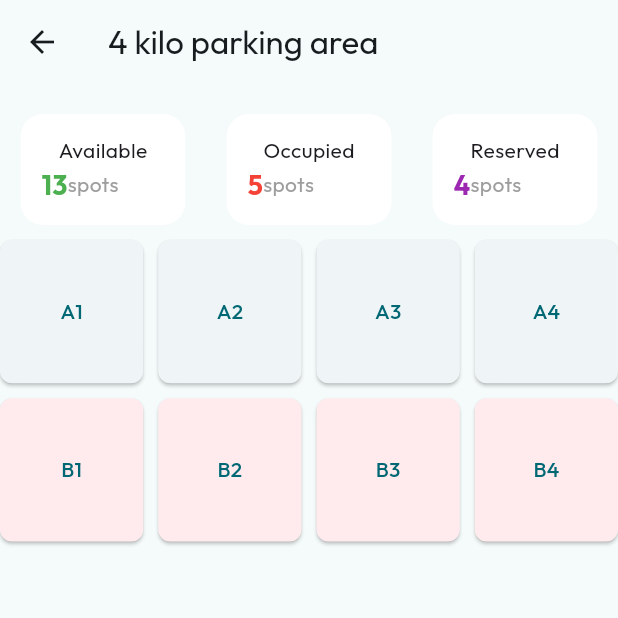
After one commit to yafetfaf07/warden-app, a Flutter app: the screen it shows after launch, after a tap on "AVAILABLE", on a phone screen of 412 x 824 dp, the top half of it. The commit adds this screen. Run offline on Flutter 3.47's test engine with Material 3 defaults, Android fonts, the light colour scheme and no system bars; our stand-ins replace google_fonts.

Commit message:
Refactor AssignedAreasCard to use GestureDetector for navigation; add ParkingAvenueDetails page and ParkingDetailedCard component

```diff
--- a/lib/components/assigned_areas_card.dart
+++ b/lib/components/assigned_areas_card.dart
@@ -1,11 +1,18 @@
 import 'package:flutter/material.dart';
+import 'package:warden_app/pages/parking_avenue_details_page.dart';
 
 class AssignedAreasCard extends StatelessWidget {
   const AssignedAreasCard({super.key});
 
   @override
   Widget build(BuildContext context) {
-    return Container(
+    return GestureDetector(
+      onTap: () {
+        Navigator.of(
+          context,
+        ).push(MaterialPageRoute(builder: (context) => ParkingAvenueDetails()));
+      },
+      child: Container(
         margin: EdgeInsets.symmetric(vertical: 20),
         padding: const EdgeInsets.all(24.0),
         decoration: BoxDecoration(
@@ -27,7 +34,11 @@ class AssignedAreasCard extends StatelessWidget {
                     SizedBox(width: 6),
                     Text(
                       "JUST NOW",
-                    style: TextStyle(color: Colors.grey, fontWeight: FontWeight.bold, fontSize: 12),
+                      style: TextStyle(
+                        color: Colors.grey,
+                        fontWeight: FontWeight.bold,
+                        fontSize: 12,
+                      ),
                     ),
                   ],
                 ),
@@ -68,7 +79,11 @@ class AssignedAreasCard extends StatelessWidget {
                   children: const [
                     Text(
                       "Open",
-                    style: TextStyle(color: Colors.white, fontSize: 18, fontWeight: FontWeight.w600),
+                      style: TextStyle(
+                        color: Colors.white,
+                        fontSize: 18,
+                        fontWeight: FontWeight.w600,
+                      ),
                     ),
                     Icon(Icons.chevron_right, color: Colors.white),
                   ],
@@ -76,6 +91,7 @@ class AssignedAreasCard extends StatelessWidget {
               ],
             ),
           ],
+        ),
       ),
     );
   }
@@ -94,7 +110,11 @@ class AssignedAreasCard extends StatelessWidget {
           SizedBox(width: 8),
           Text(
             "AVAILABLE",
-            style: TextStyle(color: Colors.white, fontWeight: FontWeight.bold, fontSize: 12),
+            style: TextStyle(
+              color: Colors.white,
+              fontWeight: FontWeight.bold,
+              fontSize: 12,
+            ),
           ),
         ],
       ),
--- /dev/null
+++ b/lib/components/parking_detailed_card.dart
@@ -0,0 +1,45 @@
+import 'package:flutter/material.dart';
+
+class ParkingDetailedCard extends StatelessWidget {
+  final String title;
+  final int spots;
+  const ParkingDetailedCard({
+    super.key,
+    required this.title,
+    required this.spots,
+  });
+
+  @override
+  Widget build(BuildContext context) {
+    return Container(
+      padding: EdgeInsets.all(14),
+      width: 110,
+      decoration: BoxDecoration(
+        color: Colors.white,
+        borderRadius: BorderRadius.circular(15),
+      ),
+      child: Column(
+        children: [
+          Text(title),
+          Row(
+            children: [
+              Text(
+                spots.toString(),
+                style: TextStyle(
+                  color: title == "Available"
+                      ? Colors.green
+                      : title == "Occupied"
+                      ? Colors.red
+                      : Colors.purple,
+                  fontSize: 18,
+                  fontWeight: FontWeight.bold,
+                ),
+              ),
+              Text("spots", style: TextStyle(color: Colors.grey)),
+            ],
+          ),
+        ],
+      ),
+    );
+  }
+}
--- /dev/null
+++ b/lib/pages/parking_avenue_details_page.dart
@@ -0,0 +1,75 @@
+import 'package:flutter/material.dart';
+import 'package:warden_app/components/parking_detailed_card.dart';
+
+class ParkingAvenueDetails extends StatelessWidget {
+  const ParkingAvenueDetails({super.key});
+  static const List<String> _spots = [
+    "A1",
+    "A2",
+    "A3",
+    "A4",
+    "B1",
+    "B2",
+    "B3",
+    "B4",
+  ];
+  @override
+  Widget build(BuildContext context) {
+    return Scaffold(
+      appBar: AppBar(
+        title: Text("4 kilo parking area"),
+      ),
+      body: Column(
+        children: [
+          // Text("Spot Details"),
+          const SizedBox(height: 20,),
+          Row(
+            mainAxisAlignment: MainAxisAlignment.spaceAround,
+            children: [
+          ParkingDetailedCard(title: "Available", spots: 13,),
+          ParkingDetailedCard(title: "Occupied", spots: 5,),
+          ParkingDetailedCard(title: "Reserved", spots: 4,),
+
+            ],
+          ),
+          const SizedBox(height: 10,),
+          SizedBox(
+            height:240,
+            child: GridView.builder(
+              itemCount: _spots.length,
+              gridDelegate: SliverGridDelegateWithFixedCrossAxisCount(
+                crossAxisSpacing: 10,
+                mainAxisSpacing: 10,
+                crossAxisCount: 4,
+              ),
+              itemBuilder: (context, index) {
+                if (index > 3) {
+                  return ElevatedButton(
+                    style: ElevatedButton.styleFrom(
+                      backgroundColor: Colors.red.shade50,
+                      shape: RoundedRectangleBorder(
+                        borderRadius: BorderRadiusGeometry.circular(8),
+                      ),
+                    ),
+                    onPressed: () {},
+                    child: Text(_spots[index]),
+                  );
+                } else {
+                  return ElevatedButton(
+                    style: ElevatedButton.styleFrom(
+                      shape: RoundedRectangleBorder(
+                        borderRadius: BorderRadiusGeometry.circular(8),
+                      ),
+                    ),
+                    onPressed: () {},
+                    child: Text(_spots[index]),
+                  );
+                }
+              },
+            ),
+          ),
+        ],
+      ),
+    );
+  }
+}
```
Lines whose indentation alone changed are shown as unchanged.
